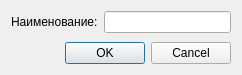
Qt form src/plugins/mainwindow/actionprop.ui (rdnvndr/raindrop) before a commit.
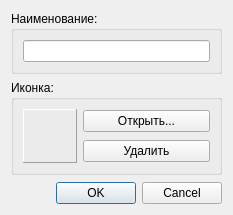
The same form after that commit. Custom widgets are drawn as their Qt base class.

Diff of the .ui file:
```diff
--- a/src/plugins/mainwindow/actionprop.ui
+++ b/src/plugins/mainwindow/actionprop.ui
@@ -6,35 +6,105 @@
    <rect>
     <x>0</x>
     <y>0</y>
-    <width>242</width>
-    <height>75</height>
+    <width>233</width>
+    <height>215</height>
    </rect>
   </property>
   <property name="windowTitle">
    <string>Своство меню/команды</string>
   </property>
-  <layout class="QGridLayout" name="gridLayout">
-   <item row="0" column="0">
-    <widget class="QLabel" name="labelName">
-     <property name="text">
-      <string>Наименование:</string>
+  <layout class="QVBoxLayout" name="verticalLayout">
+   <item>
+    <widget class="QGroupBox" name="groupBoxName">
+     <property name="title">
+      <string>Наименование: </string>
      </property>
+     <layout class="QVBoxLayout" name="verticalLayout_2">
+      <item>
+       <widget class="QLineEdit" name="lineEditName"/>
+      </item>
+     </layout>
     </widget>
    </item>
-   <item row="0" column="1">
-    <widget class="QLineEdit" name="lineEditName"/>
-   </item>
-   <item row="2" column="0" colspan="2">
-    <widget class="QDialogButtonBox" name="buttonBox">
-     <property name="orientation">
-      <enum>Qt::Horizontal</enum>
+   <item>
+    <widget class="QGroupBox" name="groupBoxIcon">
+     <property name="title">
+      <string>Иконка:</string>
      </property>
-     <property name="standardButtons">
-      <set>QDialogButtonBox::Cancel|QDialogButtonBox::Ok</set>
-     </property>
+     <layout class="QGridLayout" name="gridLayout">
+      <item row="1" column="1">
+       <widget class="QPushButton" name="pushButtonDelete">
+        <property name="text">
+         <string>Удалить</string>
+        </property>
+       </widget>
+      </item>
+      <item row="0" column="1">
+       <widget class="QPushButton" name="pushButtonOpen">
+        <property name="sizePolicy">
+         <sizepolicy hsizetype="Expanding" vsizetype="Fixed">
+          <horstretch>0</horstretch>
+          <verstretch>0</verstretch>
+         </sizepolicy>
+        </property>
+        <property name="text">
+         <string>Открыть...</string>
+        </property>
+       </widget>
+      </item>
+      <item row="0" column="0" rowspan="2">
+       <widget class="QFrame" name="frameIcon">
+        <property name="frameShape">
+         <enum>QFrame::Panel</enum>
+        </property>
+        <property name="frameShadow">
+         <enum>QFrame::Raised</enum>
+        </property>
+        <layout class="QHBoxLayout" name="horizontalLayout">
+         <property name="margin">
+          <number>2</number>
+         </property>
+         <item>
+          <widget class="PushButtonImage" name="pushButtonIcon">
+           <property name="sizePolicy">
+            <sizepolicy hsizetype="Fixed" vsizetype="Fixed">
+             <horstretch>48</horstretch>
+             <verstretch>48</verstretch>
+            </sizepolicy>
+           </property>
+           <property name="minimumSize">
+            <size>
+             <width>48</width>
+             <height>48</height>
+            </size>
+           </property>
+           <property name="maximumSize">
+            <size>
+             <width>48</width>
+             <height>48</height>
+            </size>
+           </property>
+           <property name="iconSize">
+            <size>
+             <width>48</width>
+             <height>48</height>
+            </size>
+           </property>
+           <property name="autoDefault">
+            <bool>false</bool>
+           </property>
+           <property name="flat">
+            <bool>true</bool>
+           </property>
+          </widget>
+         </item>
+        </layout>
+       </widget>
+      </item>
+     </layout>
     </widget>
    </item>
-   <item row="1" column="1">
+   <item>
     <spacer name="verticalSpacer">
      <property name="orientation">
       <enum>Qt::Vertical</enum>
@@ -47,8 +117,25 @@
      </property>
     </spacer>
    </item>
+   <item>
+    <widget class="QDialogButtonBox" name="buttonBox">
+     <property name="orientation">
+      <enum>Qt::Horizontal</enum>
+     </property>
+     <property name="standardButtons">
+      <set>QDialogButtonBox::Cancel|QDialogButtonBox::Ok</set>
+     </property>
+    </widget>
+   </item>
   </layout>
  </widget>
+ <customwidgets>
+  <customwidget>
+   <class>PushButtonImage</class>
+   <extends>QPushButton</extends>
+   <header>pushbuttonimage.h</header>
+  </customwidget>
+ </customwidgets>
  <resources/>
  <connections>
   <connection>
```
